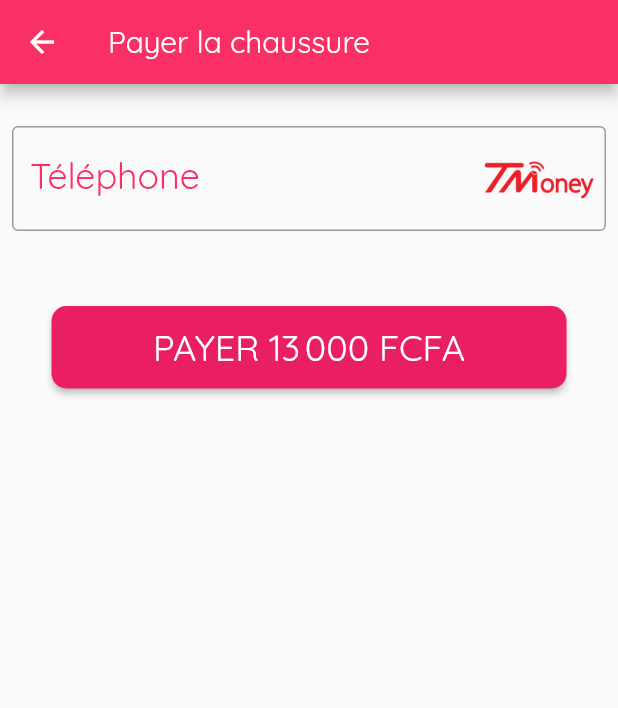
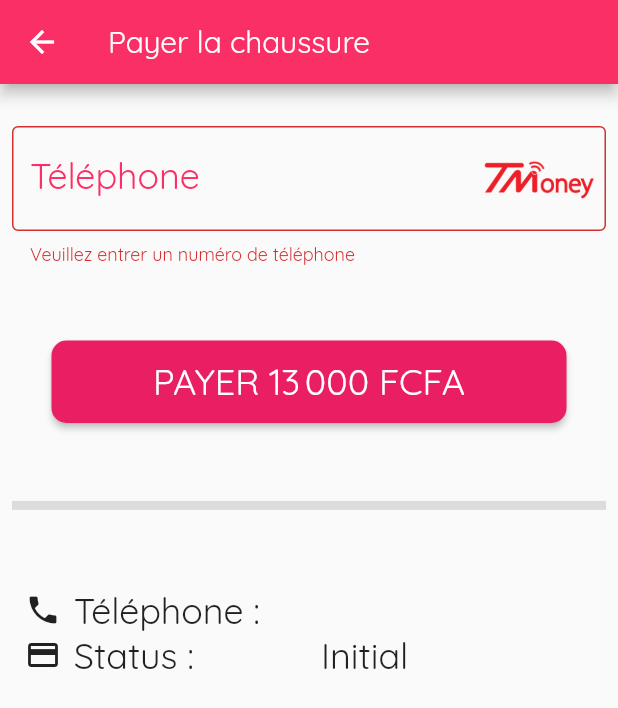
Before and after one commit to bienvenuelisis/workshop_lome_tp_shoes_app, a Flutter app: the PayShoeScreen screen opened directly with sample values from the repository, after a tap on an icon or button, on a phone screen of 412 x 824 dp. Shown: the top 708 px of the screen. Run offline on Flutter 3.47's test engine with Material 2 defaults, Android fonts, the phone set to English and light mode, and no system bars; our stand-ins replace simple_animations, supercharged.

Commit message:
Custom paygate integration

```diff
--- /dev/null
+++ b/lib/models/paygate_request.dart
@@ -0,0 +1,11 @@
+class PaygateRequest {
+  final int txRef;
+  final int status;
+
+  PaygateRequest({required this.status, required this.txRef});
+
+  factory PaygateRequest.fromJson(Map<String, dynamic> json) => PaygateRequest(
+        txRef: json["tx_reference"],
+        status: json['status'],
+      );
+}
--- /dev/null
+++ b/lib/models/paygate_response.dart
@@ -0,0 +1,12 @@
+class PaygateResponse {
+  final String? txRef;
+  final int? status;
+
+  PaygateResponse({this.status, this.txRef});
+
+  factory PaygateResponse.fromJson(Map<String, dynamic> json) =>
+      PaygateResponse(
+        txRef: json["tx_reference"],
+        status: json['status'],
+      );
+}
--- a/lib/view/pay_shoe_screen.dart
+++ b/lib/view/pay_shoe_screen.dart
@@ -1,10 +1,17 @@
+import 'dart:convert';
+
 import 'package:flutter/material.dart';
+import 'package:http/http.dart' as http;
+import 'package:workshop_demo_app/models/paygate_request.dart';
+import 'package:workshop_demo_app/models/paygate_response.dart';
 import 'package:workshop_demo_app/models/shoe.dart';
 import 'package:workshop_demo_app/utils/constants.dart';
 import 'package:workshop_demo_app/utils/context.dart';
 import 'package:workshop_demo_app/utils/int_extension.dart';
 import 'package:workshop_demo_app/utils/mobile_operator.dart';
 import 'package:workshop_demo_app/utils/text_formatter.dart';
+
+const String authToken = "08b9094a-79af-48e1-9523-2eb21354d301";
 
 class PayShoeScreen extends StatefulWidget {
   const PayShoeScreen({super.key, required this.shoe});
@@ -18,6 +25,11 @@ class PayShoeScreen extends StatefulWidget {
 class _PayShoeScreenState extends State<PayShoeScreen> {
   final _formKey = GlobalKey<FormState>();
   final _numberController = TextEditingController();
+
+  bool _loading = false;
+
+  PaygateRequest? _paygateRequest;
+  PaygateResponse? _paygateResponse;
 
   @override
   void dispose() {
@@ -33,6 +45,69 @@ class _PayShoeScreenState extends State<PayShoeScreen> {
   }
 
   MobileOperator get operator => _numberController.text.operator;
+
+  Future<void> pay() async {
+    if (_formKey.currentState == null || !_formKey.currentState!.validate()) {
+      return;
+    }
+
+    setState(() {
+      _loading = true;
+    });
+    try {
+      http.Response response = await http.post(
+        Uri.parse("https://paygateglobal.com/api/v1/pay"),
+        body: {
+          "auth_token": authToken,
+          "phone_number": "90495033", //"90495033"
+          "amount": "1",
+          "description": "Paiement de chaussures",
+          "identifier": "shoes-1-pay-user-07",
+          "network": "TMONEY"
+        },
+      );
+
+      Map<String, dynamic> data = jsonDecode(response.body);
+
+      setState(() {
+        _paygateRequest = PaygateRequest.fromJson(data);
+      });
+    } catch (e) {
+      debugPrint(e.toString());
+    }
+
+    setState(() {
+      _loading = false;
+    });
+  }
+
+  Future<void> verify() async {
+    setState(() {
+      _loading = false;
+    });
+
+    try {
+      http.Response response = await http.post(
+        Uri.parse("https://paygateglobal.com/api/v1/status"),
+        body: {
+          "auth_token": authToken.toString(),
+          "tx_reference": _paygateRequest?.txRef.toString(),
+        },
+      );
+
+      Map<String, dynamic> data = jsonDecode(response.body);
+
+      setState(() {
+        _paygateResponse = PaygateResponse.fromJson(data);
+      });
+    } catch (e) {
+      debugPrint(e.toString());
+    }
+
+    setState(() {
+      _loading = false;
+    });
+  }
 
   void _updateOperator() {
     setState(() {});
@@ -85,14 +160,17 @@ class _PayShoeScreenState extends State<PayShoeScreen> {
                   },
                 ),
                 const SizedBox(height: 50),
-                MaterialButton(
+                _loading
+                    ? const Center(child: CircularProgressIndicator())
+                    : (_paygateRequest == null || _paygateRequest!.status != 0)
+                        ? MaterialButton(
                             shape: RoundedRectangleBorder(
                               borderRadius: BorderRadius.circular(10),
                             ),
                             minWidth: context.width / 1.2,
                             height: context.height / 15,
                             color: Colors.pink,
-                  onPressed: () {},
+                            onPressed: pay,
                             child: Text(
                               "PAYER ${widget.shoe.price.formatted}",
                               style: const TextStyle(
@@ -101,6 +179,82 @@ class _PayShoeScreenState extends State<PayShoeScreen> {
                               ),
                             ),
                           )
+                        : MaterialButton(
+                            shape: RoundedRectangleBorder(
+                              borderRadius: BorderRadius.circular(10),
+                            ),
+                            minWidth: context.width / 1.2,
+                            height: context.height / 15,
+                            color: Colors.green[900],
+                            onPressed: verify,
+                            child: const Text(
+                              "VÉRIFIER",
+                              style: TextStyle(
+                                color: AppConstantsColor.lightTextColor,
+                                fontSize: 24,
+                              ),
+                            ),
+                          ),
+                const SizedBox(height: 50),
+                const Divider(
+                  height: 10,
+                  thickness: 6,
+                ),
+                const SizedBox(height: 50),
+                Row(
+                  children: [
+                    SizedBox(
+                      width: context.width * 0.5,
+                      child: Row(
+                        mainAxisAlignment: MainAxisAlignment.start,
+                        children: [
+                          SizedBox(
+                            child: const Icon(Icons.phone),
+                            width: context.width * 0.1,
+                          ),
+                          const Text(
+                            "Téléphone : ",
+                            style: TextStyle(fontSize: 24),
+                          ),
+                        ],
+                      ),
+                    ),
+                    Text(
+                      _numberController.text,
+                      style: const TextStyle(fontSize: 24),
+                    ),
+                  ],
+                ),
+                Row(
+                  children: [
+                    SizedBox(
+                      width: context.width * 0.5,
+                      child: Row(
+                        mainAxisAlignment: MainAxisAlignment.start,
+                        children: [
+                          SizedBox(
+                            child: const Icon(Icons.payment),
+                            width: context.width * 0.1,
+                          ),
+                          const Text(
+                            "Status : ",
+                            style: TextStyle(fontSize: 24),
+                          ),
+                        ],
+                      ),
+                    ),
+                    Text(
+                      _paygateRequest == null
+                          ? "Initial"
+                          : _paygateResponse == null
+                              ? "En attente"
+                              : _paygateResponse!.status == 0
+                                  ? "En vérification"
+                                  : "Payé",
+                      style: const TextStyle(fontSize: 24),
+                    ),
+                  ],
+                ),
               ],
             ),
           ),
--- a/pubspec.yaml
+++ b/pubspec.yaml
@@ -21,6 +21,7 @@ dependencies:
   simple_animations: ^4.0.2
   supercharged: ^2.1.1
   intl: ^0.18.1
+  http: ^1.1.0
 
 dev_dependencies:
   flutter_test:
```
Also changed, not shown: pubspec.lock. Lines whose indentation alone changed are shown as unchanged.
